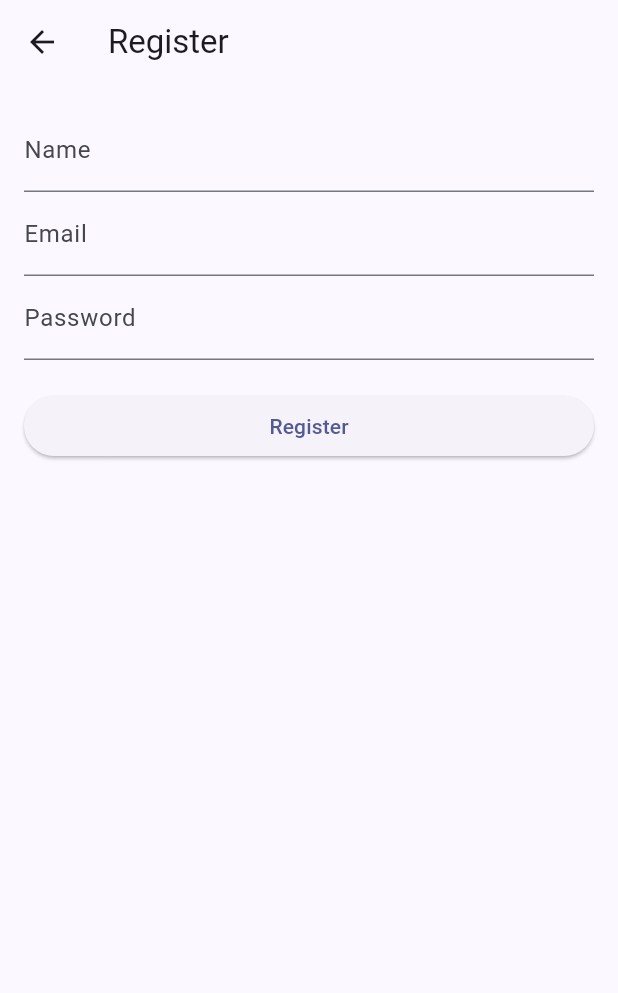
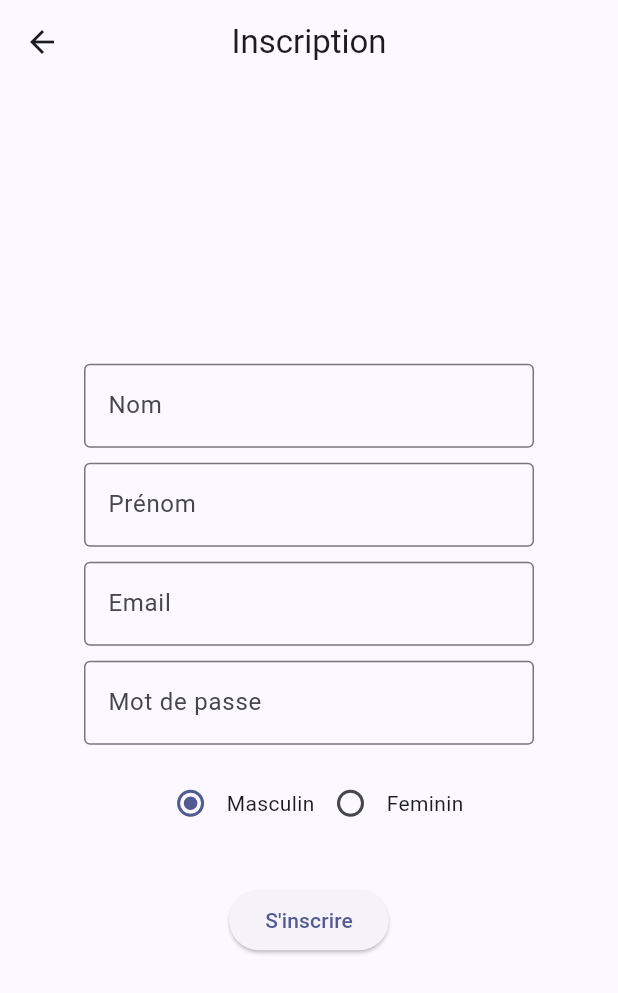
Before and after one commit to adiallo12/lpmiManageApp, a Flutter app: the screen it shows after launch, after a tap on "S'inscrire", on a phone screen of 412 x 824 dp. Shown: the top 993 px of the screen. Run offline on Flutter 3.47's test engine with Material 3 defaults, Android fonts, the phone set to English and light mode, and no system bars; our stand-ins replace firebase_auth, firebase_core, shared_preferences; accounts and stored records are empty; network calls fail.

Commit message:
Code corrigé

```diff
--- a/lib/introduction_screen.dart
+++ b/lib/introduction_screen.dart
@@ -30,7 +30,7 @@ class _IntroductionScreenState extends State<IntroductionScreen> {
               onPressed: () {
                 Navigator.push(
                   context,
-                  MaterialPageRoute(builder: (context) => RegisterScreen()),
+                  MaterialPageRoute(builder: (context) => SignupScreen()),
                 );
               },
               child: const Text("S'inscrire"),
--- a/lib/main.dart
+++ b/lib/main.dart
@@ -37,12 +37,7 @@ class MyApp extends StatelessWidget {
       ),
       //home: DashboardScreen(),
 
-      home: Stack(
-        children: [
-          DashboardScreen(),
-          IntroductionScreen(),
-        ],
-      ),
+      home: IntroductionScreen(),
     );
   }
 }
--- a/lib/registration/registration.dart
+++ b/lib/registration/registration.dart
@@ -1,94 +1,116 @@
+import 'package:firebase_auth/firebase_auth.dart';
 import 'package:flutter/material.dart';
+import 'package:lpmi/firebase/LoginController.dart';
+import 'package:provider/provider.dart';
 
-void main() {
-  runApp(RegisterApp());
+import '../firebase/RegistrationController.dart';
+
+class SignupScreen extends StatefulWidget {
+  @override
+  _SignupScreenState createState() => _SignupScreenState();
 }
 
-class RegisterApp extends StatelessWidget {
-  @override
-  Widget build(BuildContext context) {
-    return MaterialApp(
-      title: 'Register App',
-      home: RegisterScreen(),
-    );
-  }
-}
-
-class RegisterScreen extends StatefulWidget {
-  @override
-  _RegisterScreenState createState() => _RegisterScreenState();
-}
-
-class _RegisterScreenState extends State<RegisterScreen> {
-  final _formKey = GlobalKey<FormState>();
-  TextEditingController _nameController = TextEditingController();
-  TextEditingController _emailController = TextEditingController();
-  TextEditingController _passwordController = TextEditingController();
+class _SignupScreenState extends State<SignupScreen> {
+  String _gender = 'Masculin';
+  final TextEditingController emailController = TextEditingController();
+  final TextEditingController passwordController = TextEditingController();
 
   @override
   Widget build(BuildContext context) {
     return Scaffold(
       appBar: AppBar(
-        title: Text('Register'),
+        title: Text('Inscription'),
+        centerTitle: true,
       ),
-      body: Padding(
+      body: Center(
+        child: Padding(
           padding: EdgeInsets.all(16.0),
-        child: Form(
-          key: _formKey,
+          child: Container(
+            width: 300, // Largeur fixe pour la colonne
             child: Column(
-            crossAxisAlignment: CrossAxisAlignment.stretch,
+              mainAxisAlignment: MainAxisAlignment.center,
               children: <Widget>[
                 TextFormField(
-                controller: _nameController,
-                decoration: InputDecoration(labelText: 'Name'),
-                validator: (value) {
-                  if (value!.isEmpty) {
-                    return 'Please enter your name';
-                  }
-                  return null;
+                  decoration: InputDecoration(
+                      border: OutlineInputBorder(), labelText: 'Nom'),
+                ),
+                SizedBox(height: 10),
+                TextFormField(
+                  decoration: InputDecoration(
+                      border: OutlineInputBorder(), labelText: 'Prénom'),
+                ),
+                SizedBox(height: 10),
+                TextFormField(
+                  decoration: InputDecoration(
+                      border: OutlineInputBorder(), labelText: 'Email'),
+                  keyboardType: TextInputType.emailAddress,
+                  controller: emailController,
+                ),
+                SizedBox(height: 10),
+                TextFormField(
+                  decoration: InputDecoration(
+                      border: OutlineInputBorder(), labelText: 'Mot de passe'),
+                  controller: passwordController,
+                  obscureText: true,
+                ),
+                SizedBox(height: 15),
+                Row(
+                  mainAxisAlignment: MainAxisAlignment.center,
+                  children: <Widget>[
+                    SizedBox(height: 30),
+                    Radio(
+                      value: 'Masculin',
+                      groupValue: _gender,
+                      onChanged: (value) {
+                        setState(() {
+                          _gender = value.toString();
+                        });
                       },
                     ),
-              TextFormField(
-                controller: _emailController,
-                decoration: InputDecoration(labelText: 'Email'),
-                validator: (value) {
-                  if (value!.isEmpty || !value.contains('@')) {
-                    return 'Please enter a valid email';
-                  }
-                  return null;
+                    Text('Masculin'),
+                    Radio(
+                      value: 'Feminin',
+                      groupValue: _gender,
+                      onChanged: (value) {
+                        setState(() {
+                          _gender = value.toString();
+                        });
                       },
                     ),
-              TextFormField(
-                controller: _passwordController,
-                decoration: InputDecoration(labelText: 'Password'),
-                obscureText: true,
-                validator: (value) {
-                  if (value!.isEmpty || value.length < 6) {
-                    return 'Password must be at least 6 characters';
-                  }
-                  return null;
-                },
+                    Text('Feminin'),
+                  ],
                 ),
-              SizedBox(height: 20),
+                SizedBox(height: 30),
                 ElevatedButton(
-                onPressed: () {
-                  if (_formKey.currentState!.validate()) {
-                    // Submit your data or perform other actions here
-                    // For example, you can access the form values like this:
-                    String name = _nameController.text;
-                    String email = _emailController.text;
-                    String password = _passwordController.text;
-
-                    // Process the registration data
-                    // For now, let's print the values
-                    print('Name: $name');
-                    print('Email: $email');
-                    print('Password: $password');
+                  onPressed: () async {
+                    final String email = emailController.text;
+                    final String password = passwordController.text;
+                    try {
+                      final res = await Provider.of<RegistrationController>(
+                              context,
+                              listen: false)
+                          .registerWithEmailAndPassword(email, password);
+                      // make a toast to say that the user is connected
+                      ScaffoldMessenger.of(context).showSnackBar(
+                        SnackBar(
+                          content: Text('Vous avez bien été inscrit !!'),
+                          backgroundColor: Colors.green,
+                        ),
+                      );
+                    } catch (e) {
+                      // Handle error
+                      ScaffoldMessenger.of(context).showSnackBar(
+                        SnackBar(
+                          content: Text('Erreur lors de la connexion: $e'),
+                          backgroundColor: Colors.red,
+                        ),
+                      );
                     }
                   },
-                child: Text('Register'),
+                  child: Text('S\'inscrire'),
                 ),
               ],
+            ),
           ),
         ),
       ),
```
Also changed, not shown: lib/firebase/RegistrationController.dart (+4 -4 lines). Lines whose indentation alone changed are shown as unchanged.
